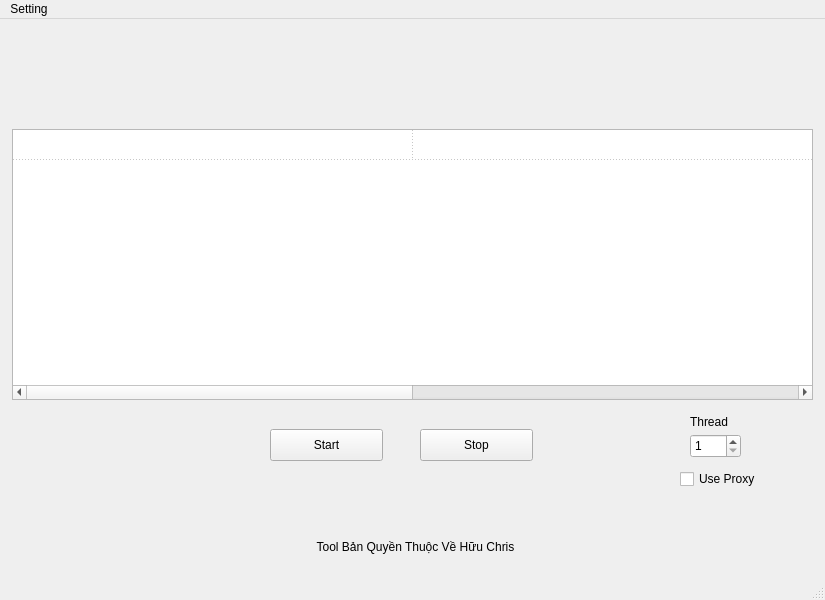
Before: the Qt Designer form DATA/untitled.ui in NguyenAnhIT/voteGoogleMaps, drawn with Qt 5.
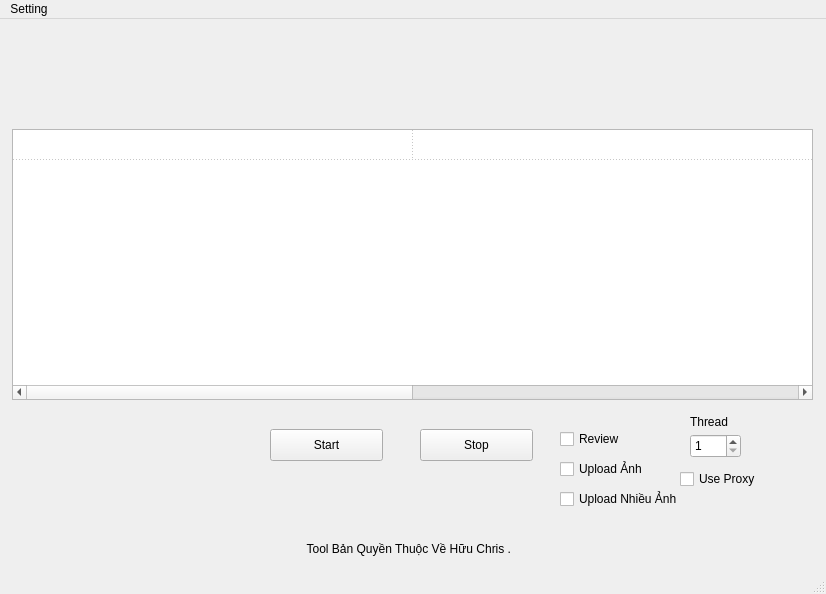
After: the same form once the commit is applied.

```diff
--- a/DATA/untitled.ui
+++ b/DATA/untitled.ui
@@ -6,10 +6,22 @@
    <rect>
     <x>0</x>
     <y>0</y>
-    <width>825</width>
-    <height>600</height>
+    <width>826</width>
+    <height>594</height>
    </rect>
   </property>
+  <property name="minimumSize">
+   <size>
+    <width>826</width>
+    <height>594</height>
+   </size>
+  </property>
+  <property name="maximumSize">
+   <size>
+    <width>826</width>
+    <height>594</height>
+   </size>
+  </property>
   <property name="windowTitle">
    <string>MainWindow</string>
   </property>
@@ -143,26 +155,65 @@
    <widget class="QLabel" name="label_3">
     <property name="geometry">
      <rect>
-      <x>280</x>
+      <x>10</x>
       <y>520</y>
-      <width>271</width>
-      <height>16</height>
+      <width>801</width>
+      <height>20</height>
      </rect>
     </property>
     <property name="text">
-     <string>Tool Bản Quyền Thuộc Về Hữu Chris</string>
+     <string>Tool Bản Quyền Thuộc Về Hữu Chris . </string>
     </property>
     <property name="alignment">
      <set>Qt::AlignCenter</set>
     </property>
    </widget>
+   <widget class="QCheckBox" name="checkBox_2">
+    <property name="geometry">
+     <rect>
+      <x>560</x>
+      <y>410</y>
+      <width>87</width>
+      <height>20</height>
+     </rect>
+    </property>
+    <property name="text">
+     <string>Review</string>
+    </property>
+   </widget>
+   <widget class="QCheckBox" name="checkBox_3">
+    <property name="geometry">
+     <rect>
+      <x>560</x>
+      <y>440</y>
+      <width>101</width>
+      <height>20</height>
+     </rect>
+    </property>
+    <property name="text">
+     <string>Upload Ảnh</string>
+    </property>
+   </widget>
+   <widget class="QCheckBox" name="checkBox_4">
+    <property name="geometry">
+     <rect>
+      <x>560</x>
+      <y>470</y>
+      <width>141</width>
+      <height>20</height>
+     </rect>
+    </property>
+    <property name="text">
+     <string>Upload Nhiều Ảnh</string>
+    </property>
+   </widget>
   </widget>
   <widget class="QMenuBar" name="menubar">
    <property name="geometry">
     <rect>
      <x>0</x>
      <y>0</y>
-     <width>825</width>
+     <width>826</width>
      <height>24</height>
     </rect>
    </property>
```
